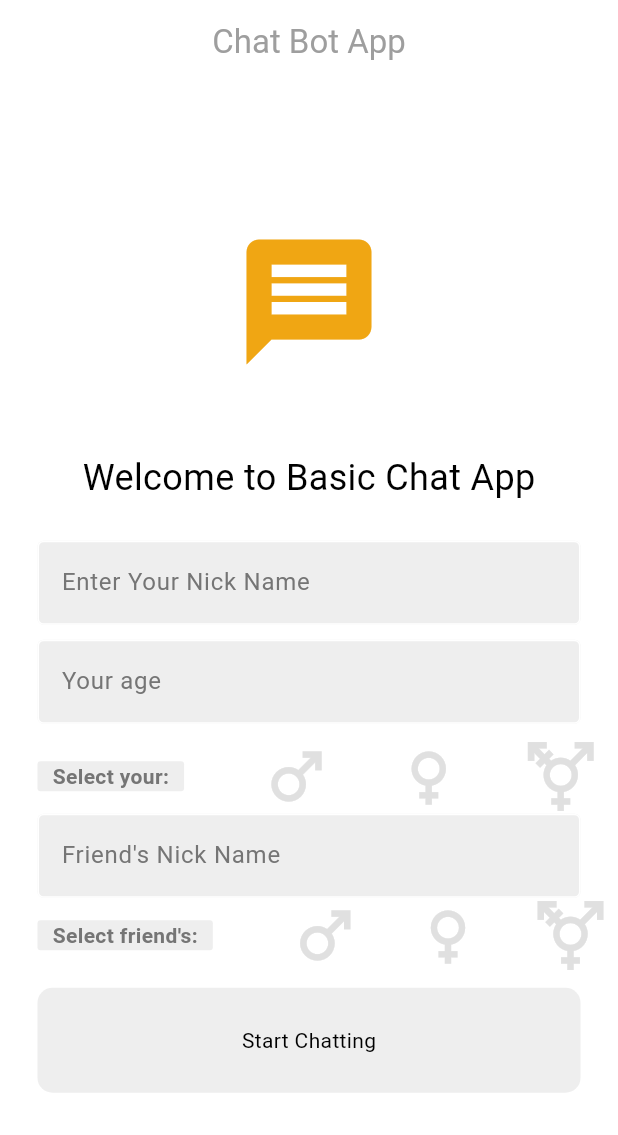
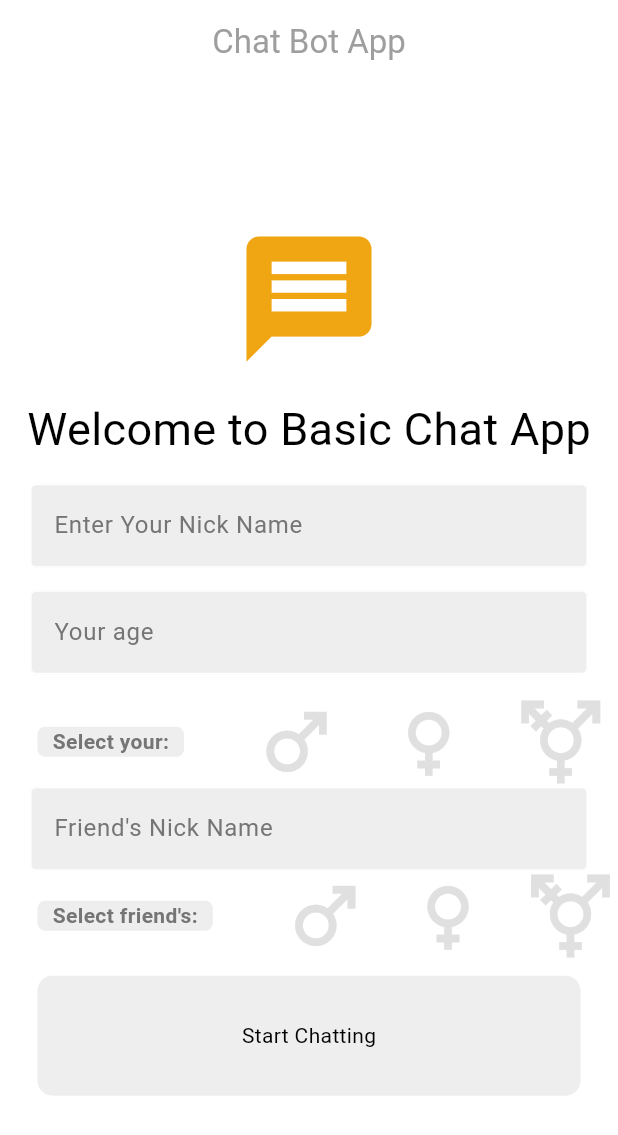
Before and after one commit to Muratsavkli/basic_chat_app, a Flutter app: the screen it shows after launch, on a phone screen of 412 x 824 dp. Shown: the top 1135 px of the screen. Run offline on Flutter 3.47's test engine with Material 3 defaults, Android fonts, the phone set to English and light mode, and no system bars.

Commit message:
AppConstants added for padding, radius, and icon size.

```diff
--- a/lib/components/base_container.dart
+++ b/lib/components/base_container.dart
@@ -1,3 +1,4 @@
+import 'package:basic_chat_app/constants/app_constants.dart';
 import 'package:flutter/material.dart';
 
 class BaseContainer extends StatelessWidget {
@@ -6,7 +7,7 @@ class BaseContainer extends StatelessWidget {
   @override
   Widget build(BuildContext context) {
     return Container(
-      padding: const EdgeInsets.symmetric(horizontal: 25.0),
+      padding: const EdgeInsets.symmetric(horizontal: AppConstants.defaultPadding),
       decoration: BoxDecoration(
         color: Theme.of(context).colorScheme.primary,
       ),
--- a/lib/components/chat_buble.dart
+++ b/lib/components/chat_buble.dart
@@ -1,3 +1,4 @@
+import 'package:basic_chat_app/constants/app_constants.dart';
 import 'package:flutter/material.dart';
 
 class ChatBubble extends StatelessWidget {
@@ -11,9 +12,9 @@ class ChatBubble extends StatelessWidget {
     return Container(
       decoration: BoxDecoration(
         color: isMe ? Colors.green : Colors.grey,
-        borderRadius: BorderRadius.circular(12),
+        borderRadius: BorderRadius.circular(AppConstants.smallRadius),
       ),
-      padding: const EdgeInsets.all(16.0),
+      padding: const EdgeInsets.all(AppConstants.smallPadding),
       margin: const EdgeInsets.symmetric(vertical: 3, horizontal: 25),
       child: Text(
         message,
--- a/lib/components/my_base_container_with_text.dart
+++ b/lib/components/my_base_container_with_text.dart
@@ -1,5 +1,6 @@
 // ignore_for_file: prefer_const_constructors_in_immutables, prefer_const_constructors, prefer_const_literals_to_create_immutables
 
+import 'package:basic_chat_app/constants/app_constants.dart';
 import 'package:flutter/material.dart';
 
 class MyBaseContainerWithText extends StatelessWidget {
@@ -16,7 +17,7 @@ class MyBaseContainerWithText extends StatelessWidget {
       padding: const EdgeInsets.symmetric(horizontal: 10.0),
       margin: const EdgeInsets.symmetric(horizontal: 25.0),
       decoration: BoxDecoration(
-        borderRadius: BorderRadius.circular(2),
+        borderRadius: BorderRadius.circular(AppConstants.ultraSmallRadius),
         color: Theme.of(context).colorScheme.secondary,
       ),
       child: Text(
--- a/lib/components/my_button.dart
+++ b/lib/components/my_button.dart
@@ -1,5 +1,6 @@
 // ignore_for_file: prefer_const_constructors_in_immutables
 
+import 'package:basic_chat_app/constants/app_constants.dart';
 import 'package:flutter/material.dart';
 
 class MyButton extends StatelessWidget {
@@ -16,9 +17,9 @@ class MyButton extends StatelessWidget {
       child: Container(
         decoration: BoxDecoration(
           color: Theme.of(context).colorScheme.secondary,
-          borderRadius: BorderRadius.circular(10),
+          borderRadius: BorderRadius.circular(AppConstants.extraSmallRadius),
         ),
-        padding: const EdgeInsets.all(25),
+        padding: const EdgeInsets.all(AppConstants.largePadding),
         margin: const EdgeInsets.symmetric(horizontal: 25.0),
         child: Center(
           child: Text(text),
--- a/lib/components/my_drawer.dart
+++ b/lib/components/my_drawer.dart
@@ -1,5 +1,6 @@
 // ignore_for_file: prefer_const_constructors
 
+import 'package:basic_chat_app/constants/app_constants.dart';
 import 'package:basic_chat_app/pages/login_page.dart';
 import 'package:flutter/material.dart';
 
@@ -20,7 +21,7 @@ class MyDrawer extends StatelessWidget {
               DrawerHeader(
                 child: Icon(
                   Icons.account_circle,
-                  size: 100,
+                  size: AppConstants.extraLargeIcon,
                   color: Colors.grey[600],
                 ),
               ),
--- a/lib/components/my_textfield.dart
+++ b/lib/components/my_textfield.dart
@@ -1,3 +1,4 @@
+import 'package:basic_chat_app/constants/app_constants.dart';
 import 'package:flutter/material.dart';
 
 class MyTextField extends StatelessWidget {
@@ -9,7 +10,7 @@ class MyTextField extends StatelessWidget {
   @override
   Widget build(BuildContext context) {
     return Padding(
-      padding: const EdgeInsets.symmetric(horizontal: 25.0),
+      padding: const EdgeInsets.symmetric(horizontal: AppConstants.defaultPadding),
       child: TextField(
         controller: controller,
         decoration: InputDecoration(
--- a/lib/components/sex_icon_touch.dart
+++ b/lib/components/sex_icon_touch.dart
@@ -1,5 +1,6 @@
 // ignore_for_file: prefer_const_constructors_in_immutables, prefer_const_constructors
 
+import 'package:basic_chat_app/constants/app_constants.dart';
 import 'package:flutter/material.dart';
 
 class SexIconToTouch extends StatelessWidget {
@@ -14,9 +15,9 @@ class SexIconToTouch extends StatelessWidget {
     return GestureDetector(
       onTap: onTap,
       child: Padding(
-        padding: const EdgeInsets.symmetric(horizontal: 25.0),
+        padding: const EdgeInsets.symmetric(horizontal: AppConstants.defaultPadding),
         child:
-            Icon(icon, size: 50, color: color ?? Theme.of(context).colorScheme.primary),
+            Icon(icon, size: AppConstants.defaultIcon, color: color ?? Theme.of(context).colorScheme.primary),
       ),
     );
   }
--- /dev/null
+++ b/lib/constants/app_constants.dart
@@ -0,0 +1,36 @@
+class AppConstants {
+  static const String appName = 'Basic Chat App';
+
+  //Font Sizes
+  static const extraLargeFont = 40.0;
+  static const largeFont = 35.0;
+  static const defaultFont = 30.0;
+  static const smallFont = 20.0;
+  static const extraSmallFont = 15.0;
+  static const ultraSmallFont = 10.0;
+
+  //Icon Sizes
+  static const extraLargeIcon = 100.0;
+  static const largeIcon = 80.0;
+  static const defaultIcon = 60.0;
+  static const smallIcon = 40.0;
+  static const extraSmallIcon = 30.0;
+  static const ultraSmallIcon = 20.0;
+
+  //Paddings
+  static const extraLargePadding = 40.0;
+  static const largePadding = 30.0;
+  static const defaultPadding = 20.0;
+  static const smallPadding = 15.0;
+  static const extraSmallPadding = 10.0;
+  static const ultraSmallPadding = 5.0;
+
+  //Radius
+  static const extraLargeRadius = 40.0;
+  static const largeRadius = 30.0;
+  static const defaultRadius = 20.0;
+  static const smallRadius = 15.0;
+  static const extraSmallRadius = 10.0;
+  static const ultraSmallRadius = 5.0;
+
+}
--- a/lib/pages/chat_page.dart
+++ b/lib/pages/chat_page.dart
@@ -2,6 +2,7 @@
 
 import 'package:basic_chat_app/components/chat_buble.dart';
 import 'package:basic_chat_app/components/my_textfield.dart';
+import 'package:basic_chat_app/constants/app_constants.dart';
 import 'package:basic_chat_app/services/chat/chat_service.dart';
 import 'package:flutter/material.dart';
 
@@ -50,7 +51,7 @@ class _ChatPageState extends State<ChatPage> {
       ),
       drawer: MyDrawer(),
       body: Padding(
-        padding: const EdgeInsets.all(30.0),
+        padding: const EdgeInsets.all(AppConstants.largePadding),
         child: Column(
           children: <Widget>[
             //display messages
--- a/lib/pages/login_page.dart
+++ b/lib/pages/login_page.dart
@@ -3,6 +3,7 @@
 import 'package:basic_chat_app/components/my_button.dart';
 import 'package:basic_chat_app/components/sex_icon_touch.dart';
 import 'package:basic_chat_app/components/my_textfield.dart';
+import 'package:basic_chat_app/constants/app_constants.dart';
 import 'package:flutter/material.dart';
 
 import 'chat_page.dart';
@@ -76,28 +77,28 @@ class _LoginPageState extends State<LoginPage> {
           children: <Widget>[
             Icon(
               Icons.message,
-              size: 100,
+              size: AppConstants.extraLargeIcon,
               color: Color.fromARGB(255, 240, 166, 19),
             ),
-            const SizedBox(height: 50),
+            const SizedBox(height: AppConstants.smallPadding,),
             const Text(
               'Welcome to Basic Chat App',
               style: TextStyle(
                 color: Colors.black,
-                fontSize: 24,
+                fontSize: AppConstants.defaultFont,
               ),
             ),
-            SizedBox(height: 25),
+            SizedBox(height: AppConstants.smallPadding,),
             MyTextField(
               hintText: "Enter Your Nick Name",
               controller: _userNicknameController,
             ),
-            SizedBox(height: 10),
+            SizedBox(height: AppConstants.smallPadding,),
             MyTextField(
               hintText: "Your age",
               controller: _userAgeController,
             ),
-            SizedBox(height: 10),
+            SizedBox(height: AppConstants.smallPadding,),
             Row(
               mainAxisAlignment: MainAxisAlignment.center,
               children: <Widget>[
--- a/lib/pages/settings_page.dart
+++ b/lib/pages/settings_page.dart
@@ -1,5 +1,6 @@
 // ignore_for_file: prefer_const_constructors
 
+import 'package:basic_chat_app/constants/app_constants.dart';
 import 'package:flutter/cupertino.dart';
 import 'package:flutter/material.dart';
 import 'package:provider/provider.dart';
@@ -27,10 +28,10 @@ class _SettingPageState extends State<SettingPage> {
       body: Container(
         decoration: BoxDecoration(
           color: Theme.of(context).colorScheme.secondary,
-          borderRadius: BorderRadius.circular(12),
+          borderRadius: BorderRadius.circular(AppConstants.smallRadius),
         ),
-        margin: EdgeInsets.all(25),
-        padding: EdgeInsets.all(16),
+        margin: EdgeInsets.all(AppConstants.largePadding),
+        padding: EdgeInsets.all(AppConstants.smallPadding),
         child: Row(
           mainAxisAlignment: MainAxisAlignment.spaceBetween,
           children: [
```
